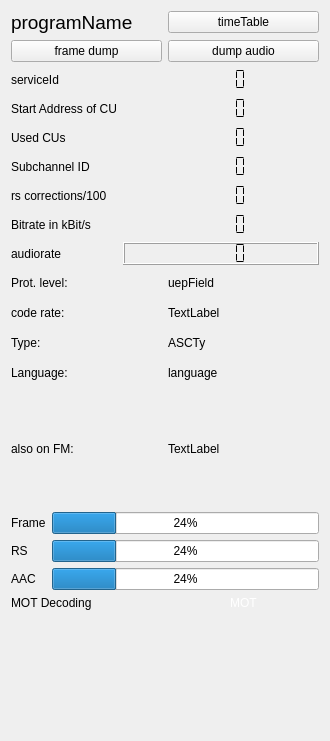
Qt form qt-dab-s5/forms-v5/technical_data.ui (JvanKatwijk/qt-dab) before a commit.
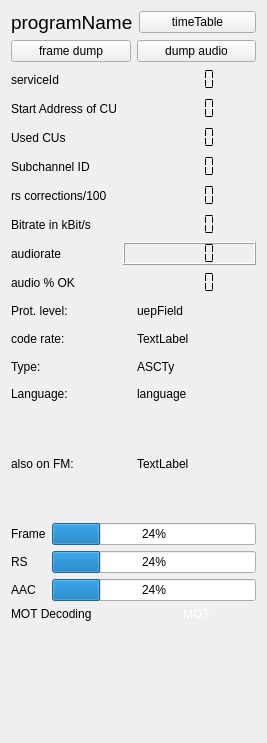
The same form after that commit. Custom widgets are drawn as their Qt base class.

The edit to the form file:
```diff
--- a/qt-dab-s5/forms-v5/technical_data.ui
+++ b/qt-dab-s5/forms-v5/technical_data.ui
@@ -6,8 +6,8 @@
    <rect>
     <x>0</x>
     <y>0</y>
-    <width>330</width>
-    <height>741</height>
+    <width>267</width>
+    <height>743</height>
    </rect>
   </property>
   <property name="windowTitle">
@@ -195,6 +195,23 @@
        </property>
       </widget>
      </item>
+     <item row="7" column="0">
+      <widget class="QLabel" name="missedLabel">
+       <property name="text">
+        <string>audio % OK</string>
+       </property>
+      </widget>
+     </item>
+     <item row="7" column="1">
+      <widget class="QLCDNumber" name="missedSamples">
+       <property name="frameShape">
+        <enum>QFrame::NoFrame</enum>
+       </property>
+       <property name="segmentStyle">
+        <enum>QLCDNumber::Flat</enum>
+       </property>
+      </widget>
+     </item>
     </layout>
    </item>
    <item>
```
